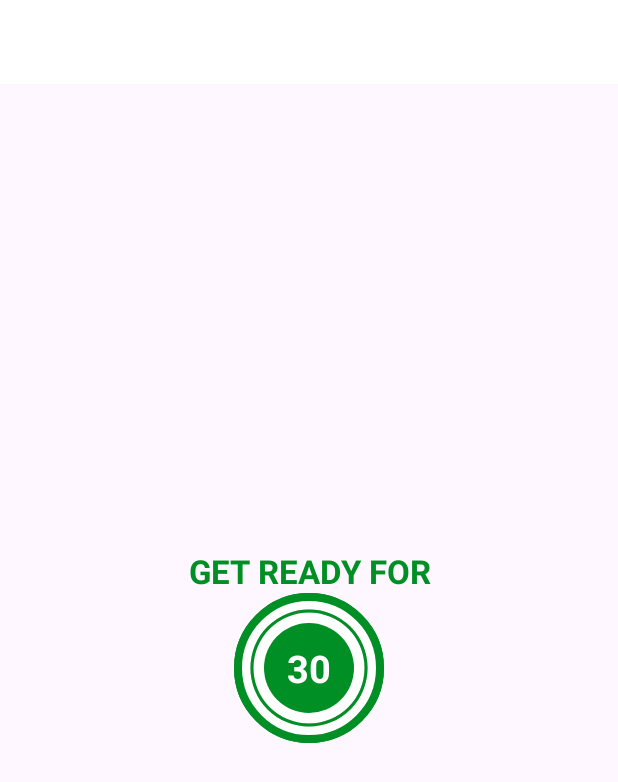
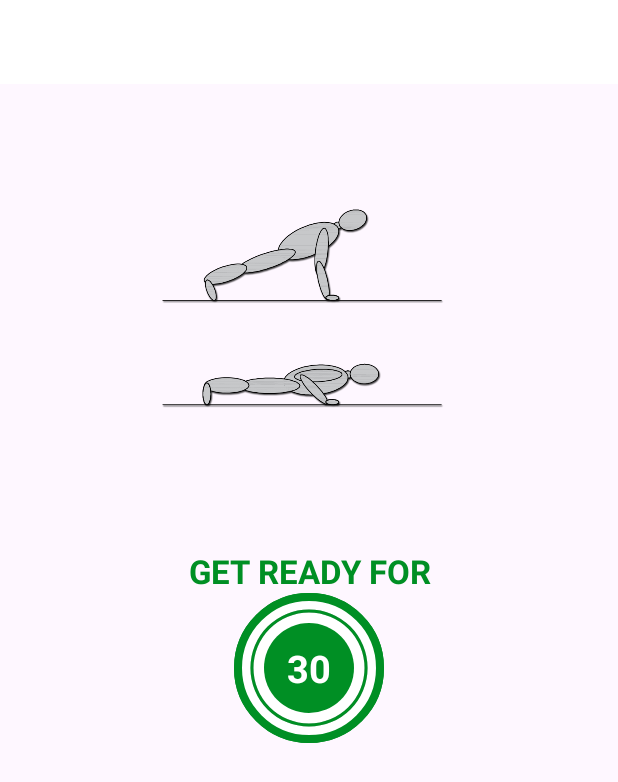
Before and after one commit to alibaghdadi/7MinutesWorkout, an Android app: the layout activity_exercise.xml on its own in the app's theme, with its tools: preview values and no code run, on a phone screen of 412 x 824 dp. Shown: the top 782 px of the screen. Run offline under Robolectric (Android 15) with nearby library versions, the phone set to English and light mode, and no system bars.

Commit message:
adding ercise list to exercice page + adding image view in xml

```diff
--- a/app/src/main/java/com/example/a7minutesworkout/ExerciseActivity.kt
+++ b/app/src/main/java/com/example/a7minutesworkout/ExerciseActivity.kt
@@ -17,6 +17,9 @@ class ExerciseActivity : AppCompatActivity() {
     private var exerciseTimer: CountDownTimer? = null
     private var exerciseProgress = 0
 
+    private var exerciseList: ArrayList<ExerciseModel>? = null
+    private var currentExercisePosition = -1
+
     override fun onCreate(savedInstanceState: Bundle?) {
         super.onCreate(savedInstanceState)
         binding = ActivityExerciseBinding.inflate(layoutInflater)
@@ -30,15 +33,13 @@ class ExerciseActivity : AppCompatActivity() {
             supportActionBar?.setDisplayHomeAsUpEnabled(true)
         }
 
+        exerciseList = Constants.defaultExerciseList()
+
         binding.toolbarExercise.setNavigationOnClickListener {
             onBackPressed()
         }
 
         setRestProgressBar()
-
-        val exerciseModel: ExerciseModel
-
-
     }
 
     private fun setupRestView() {
@@ -81,6 +82,7 @@ class ExerciseActivity : AppCompatActivity() {
             }
 
             override fun onFinish() {
+                currentExercisePosition++
                 setupExerciseView()
                 setExerciseProgressBar()
             }
--- a/app/src/main/res/layout/activity_exercise.xml
+++ b/app/src/main/res/layout/activity_exercise.xml
@@ -16,6 +16,18 @@
         app:layout_constraintStart_toStartOf="parent"
         app:layout_constraintTop_toTopOf="parent"
         app:titleTextColor="@color/colorPrimary" />
+
+    <ImageView
+        android:id="@+id/ivModel"
+        android:layout_width="250dp"
+        android:layout_height="250dp"
+        android:layout_margin="15dp"
+        android:contentDescription="@string/workout_model_images"
+        app:layout_constraintBottom_toTopOf="@id/tvTitle"
+        app:layout_constraintEnd_toEndOf="parent"
+        app:layout_constraintStart_toStartOf="parent"
+        app:layout_constraintTop_toBottomOf="@id/toolbarExercise"
+        tools:src="@drawable/ic_push_up" />
 
     <TextView
         android:id="@+id/tvTitle"
--- a/app/src/main/res/values/strings.xml
+++ b/app/src/main/res/values/strings.xml
@@ -3,4 +3,5 @@
     <string name="_7_min">7 minutes workout image.</string>
     <string name="start">Start</string>
     <string name="get_ready">GET READY FOR</string>
+    <string name="workout_model_images">workout model images</string>
 </resources>
```
